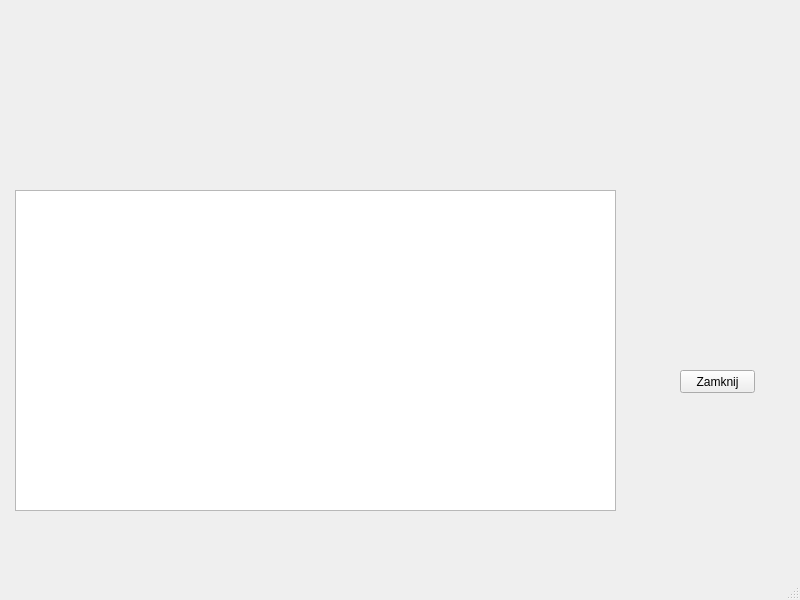
This is DataBase/magazyn.ui in Astropl/OptiBase as Qt 5 draws it before an edit. The edited form follows.
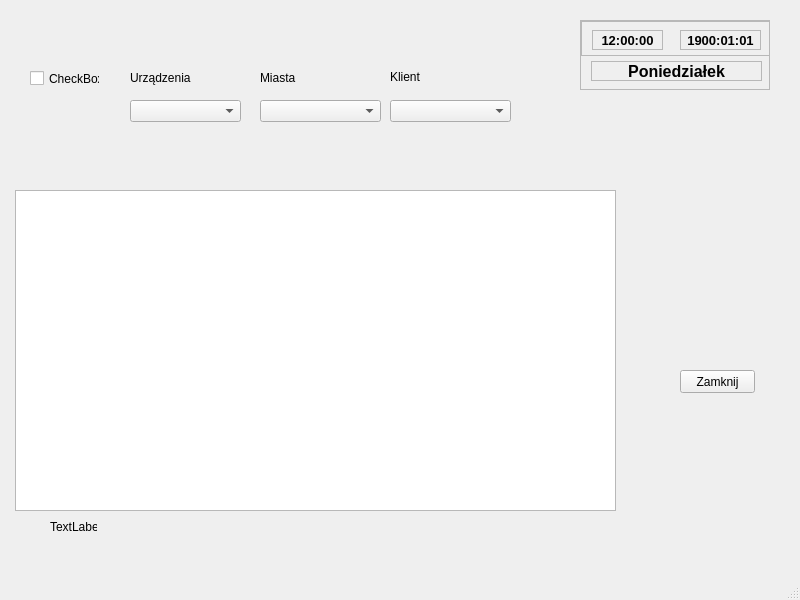
This is the edited form.

What changed in the file:
```diff
--- a/DataBase/magazyn.ui
+++ b/DataBase/magazyn.ui
@@ -37,6 +37,230 @@
      <string>Zamknij</string>
     </property>
    </widget>
+   <widget class="QScrollArea" name="scrollArea">
+    <property name="geometry">
+     <rect>
+      <x>580</x>
+      <y>20</y>
+      <width>190</width>
+      <height>70</height>
+     </rect>
+    </property>
+    <property name="widgetResizable">
+     <bool>true</bool>
+    </property>
+    <widget class="QWidget" name="scrollAreaWidgetContents">
+     <property name="geometry">
+      <rect>
+       <x>0</x>
+       <y>0</y>
+       <width>188</width>
+       <height>68</height>
+      </rect>
+     </property>
+     <widget class="QLabel" name="labelDzien">
+      <property name="geometry">
+       <rect>
+        <x>10</x>
+        <y>40</y>
+        <width>171</width>
+        <height>20</height>
+       </rect>
+      </property>
+      <property name="font">
+       <font>
+        <pointsize>12</pointsize>
+        <weight>75</weight>
+        <bold>true</bold>
+       </font>
+      </property>
+      <property name="frameShape">
+       <enum>QFrame::StyledPanel</enum>
+      </property>
+      <property name="text">
+       <string>Poniedziałek</string>
+      </property>
+      <property name="alignment">
+       <set>Qt::AlignCenter</set>
+      </property>
+      <property name="wordWrap">
+       <bool>false</bool>
+      </property>
+     </widget>
+     <widget class="QScrollArea" name="scrollArea_2">
+      <property name="geometry">
+       <rect>
+        <x>0</x>
+        <y>0</y>
+        <width>190</width>
+        <height>35</height>
+       </rect>
+      </property>
+      <property name="widgetResizable">
+       <bool>true</bool>
+      </property>
+      <widget class="QWidget" name="scrollAreaWidgetContents_2">
+       <property name="geometry">
+        <rect>
+         <x>0</x>
+         <y>0</y>
+         <width>188</width>
+         <height>33</height>
+        </rect>
+       </property>
+       <widget class="QLabel" name="labelZegara">
+        <property name="geometry">
+         <rect>
+          <x>10</x>
+          <y>8</y>
+          <width>71</width>
+          <height>20</height>
+         </rect>
+        </property>
+        <property name="font">
+         <font>
+          <pointsize>10</pointsize>
+          <weight>75</weight>
+          <bold>true</bold>
+         </font>
+        </property>
+        <property name="frameShape">
+         <enum>QFrame::StyledPanel</enum>
+        </property>
+        <property name="text">
+         <string>12:00:00</string>
+        </property>
+        <property name="alignment">
+         <set>Qt::AlignCenter</set>
+        </property>
+       </widget>
+      </widget>
+     </widget>
+     <zorder>scrollArea_2</zorder>
+     <zorder>labelDzien</zorder>
+    </widget>
+   </widget>
+   <widget class="QLabel" name="labelDaty">
+    <property name="geometry">
+     <rect>
+      <x>680</x>
+      <y>30</y>
+      <width>81</width>
+      <height>20</height>
+     </rect>
+    </property>
+    <property name="font">
+     <font>
+      <pointsize>10</pointsize>
+      <weight>75</weight>
+      <bold>true</bold>
+     </font>
+    </property>
+    <property name="frameShape">
+     <enum>QFrame::StyledPanel</enum>
+    </property>
+    <property name="text">
+     <string>1900:01:01</string>
+    </property>
+    <property name="alignment">
+     <set>Qt::AlignCenter</set>
+    </property>
+   </widget>
+   <widget class="QCheckBox" name="checkBox">
+    <property name="geometry">
+     <rect>
+      <x>30</x>
+      <y>70</y>
+      <width>70</width>
+      <height>17</height>
+     </rect>
+    </property>
+    <property name="text">
+     <string>CheckBox</string>
+    </property>
+   </widget>
+   <widget class="QComboBox" name="comboBox">
+    <property name="geometry">
+     <rect>
+      <x>130</x>
+      <y>100</y>
+      <width>111</width>
+      <height>22</height>
+     </rect>
+    </property>
+   </widget>
+   <widget class="QComboBox" name="comboBox_2">
+    <property name="geometry">
+     <rect>
+      <x>260</x>
+      <y>100</y>
+      <width>121</width>
+      <height>22</height>
+     </rect>
+    </property>
+   </widget>
+   <widget class="QComboBox" name="comboBox_3">
+    <property name="geometry">
+     <rect>
+      <x>390</x>
+      <y>100</y>
+      <width>121</width>
+      <height>22</height>
+     </rect>
+    </property>
+   </widget>
+   <widget class="QLabel" name="label">
+    <property name="geometry">
+     <rect>
+      <x>130</x>
+      <y>70</y>
+      <width>81</width>
+      <height>16</height>
+     </rect>
+    </property>
+    <property name="text">
+     <string>Urządzenia</string>
+    </property>
+   </widget>
+   <widget class="QLabel" name="label_2">
+    <property name="geometry">
+     <rect>
+      <x>260</x>
+      <y>70</y>
+      <width>101</width>
+      <height>16</height>
+     </rect>
+    </property>
+    <property name="text">
+     <string>Miasta</string>
+    </property>
+   </widget>
+   <widget class="QLabel" name="label_3">
+    <property name="geometry">
+     <rect>
+      <x>390</x>
+      <y>70</y>
+      <width>47</width>
+      <height>13</height>
+     </rect>
+    </property>
+    <property name="text">
+     <string>Klient</string>
+    </property>
+   </widget>
+   <widget class="QLabel" name="lblPusteRzedy">
+    <property name="geometry">
+     <rect>
+      <x>50</x>
+      <y>520</y>
+      <width>47</width>
+      <height>13</height>
+     </rect>
+    </property>
+    <property name="text">
+     <string>TextLabel</string>
+    </property>
+   </widget>
   </widget>
   <widget class="QMenuBar" name="menubar">
    <property name="geometry">
```
